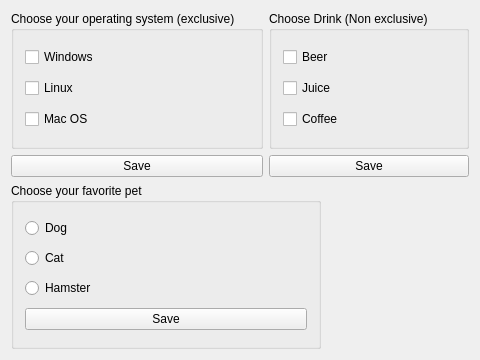
eduardorasgado/RoadtoQt5, file QtWidges/CheckBoxApp/widget.ui: the form before one commit.
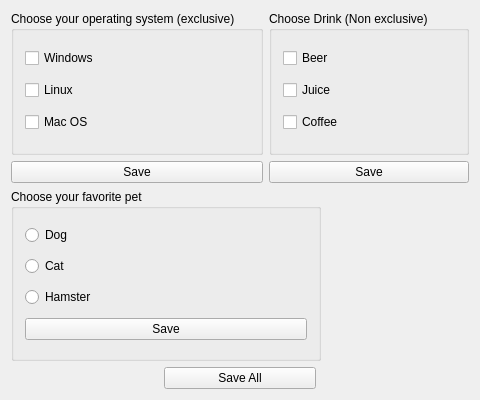
The form after the commit.

Commit message: saving all data from boxes, with a save all button and a slot

Patch:
```diff
--- a/QtWidges/CheckBoxApp/widget.ui
+++ b/QtWidges/CheckBoxApp/widget.ui
@@ -7,7 +7,7 @@
     <x>0</x>
     <y>0</y>
     <width>480</width>
-    <height>360</height>
+    <height>400</height>
    </rect>
   </property>
   <property name="windowTitle">
@@ -169,6 +169,49 @@
      </item>
     </layout>
    </item>
+   <item>
+    <layout class="QHBoxLayout" name="horizontalLayout_3">
+     <item>
+      <spacer name="horizontalSpacer_3">
+       <property name="orientation">
+        <enum>Qt::Horizontal</enum>
+       </property>
+       <property name="sizeHint" stdset="0">
+        <size>
+         <width>40</width>
+         <height>20</height>
+        </size>
+       </property>
+      </spacer>
+     </item>
+     <item>
+      <widget class="QPushButton" name="SaveAll_btn">
+       <property name="sizePolicy">
+        <sizepolicy hsizetype="Expanding" vsizetype="Fixed">
+         <horstretch>0</horstretch>
+         <verstretch>0</verstretch>
+        </sizepolicy>
+       </property>
+       <property name="text">
+        <string>Save All</string>
+       </property>
+      </widget>
+     </item>
+     <item>
+      <spacer name="horizontalSpacer_2">
+       <property name="orientation">
+        <enum>Qt::Horizontal</enum>
+       </property>
+       <property name="sizeHint" stdset="0">
+        <size>
+         <width>40</width>
+         <height>20</height>
+        </size>
+       </property>
+      </spacer>
+     </item>
+    </layout>
+   </item>
   </layout>
  </widget>
  <layoutdefault spacing="6" margin="11"/>
```
The commit also changes 2 other files.
